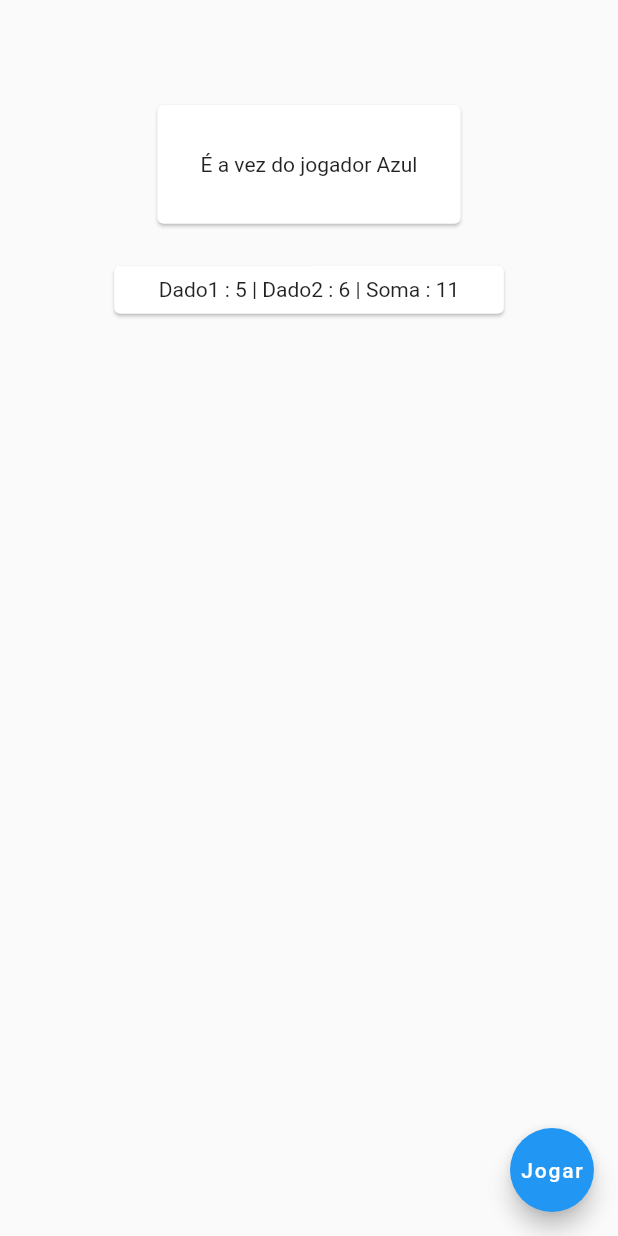
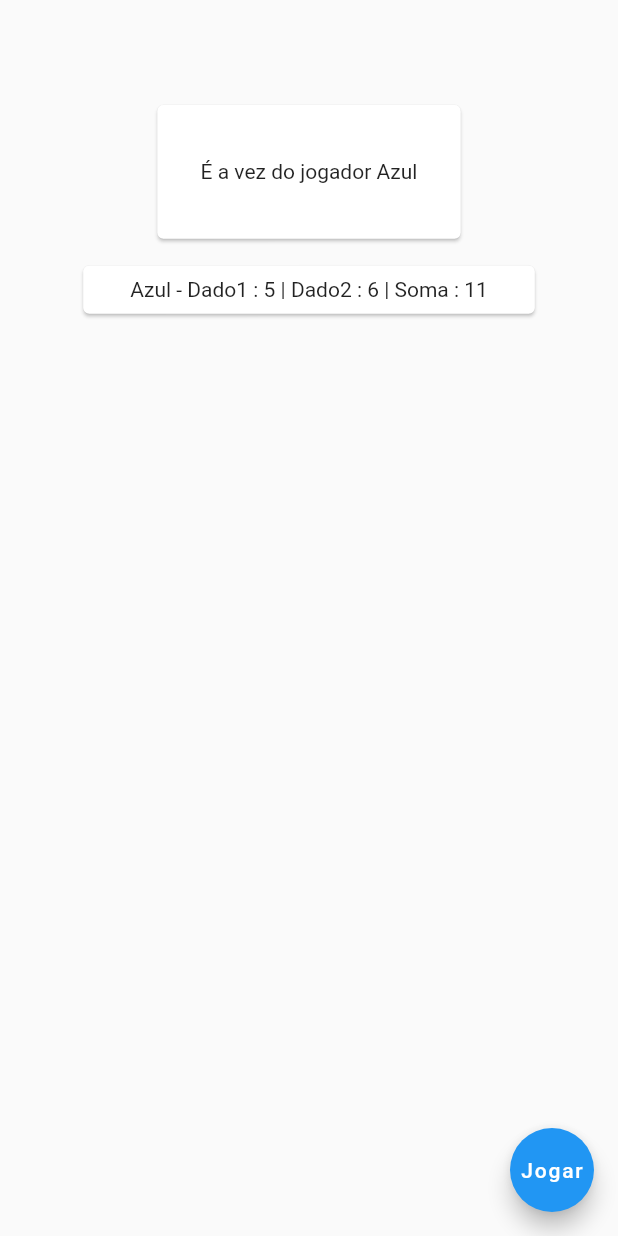
Before and after one commit to NityanandaBarbosa/Snakes-and-Ladders, a Flutter app: the screen it shows after launch, after a tap on "Jogar", on a phone screen of 412 x 824 dp. Run offline on Flutter 3.47's test engine with Material 2 defaults, Android fonts, the phone set to English and light mode, and no system bars; our stand-ins replace flutter_mobx, flutter_modular, mobx; missing offline and left inert: edge_alerts; generated files the repository leaves out were written again.

```diff
--- a/lib/app/modules/home/entities/CobrasEscadas.dart
+++ b/lib/app/modules/home/entities/CobrasEscadas.dart
@@ -8,19 +8,28 @@ class CobrasEscadas {
   final isDicesBlocked = Observable<bool>(false);
   final player1Index = Observable<int>(0);
   final player2Index = Observable<int>(0);
-  final dicesResultLabel = Observable<String>("");
+  final dicesPlayer1ResultLabel = Observable<String>("");
+  final dicesPlayer2ResultLabel = Observable<String>("");
+  final hasWinner = Observable<bool>(false);
+  int dado1;
+  int dado2;
 
   int jogar() {
     Random random = Random();
-    int dado1 = random.nextInt(6) + 1;
-    int dado2 = random.nextInt(6) + 1;
+    dado1 = random.nextInt(6) + 1;
+    dado2 = random.nextInt(6) + 1;
     runInAction(() {
       isDicesBlocked.value = true;
       equalsDice.value = false;
       if (dado1 == dado2) equalsDice.value = true;
-      dicesResultLabel.value = "Dado1 : $dado1 | Dado2 : $dado2 | Soma : ${dado1+dado2}";
+      if(isPlayer1.value)
+      dicesPlayer1ResultLabel.value =
+          "Dado1 : $dado1 | Dado2 : $dado2 | Soma : ${dado1 + dado2}";
+      else
+        dicesPlayer2ResultLabel.value =
+          "Dado1 : $dado1 | Dado2 : $dado2 |\nSoma : ${dado1 + dado2}";
+
     });
-    print("soma $dado1 + $dado2");
     return dado1 + dado2;
   }
 }
--- a/lib/app/modules/home/home_page.dart
+++ b/lib/app/modules/home/home_page.dart
@@ -25,6 +25,8 @@ class _HomePageState extends ModularState<HomePage, HomeStore> {
   List<Widget> listOfStepChanged = [];
   final listLines = <Widget>[];
   final showLines = Observable<bool>(false);
+  final snakeAndLadderDelay = Duration(milliseconds: 1500);
+  final playerDelay = Duration(milliseconds: 250);
 
   @override
   void initState() {
@@ -77,17 +79,21 @@ class _HomePageState extends ModularState<HomePage, HomeStore> {
       floatingActionButton: Observer(builder: (_) {
         return FloatingActionButton(
             child: Text("Jogar"),
-            onPressed: !dice.isDicesBlocked.value
+            onPressed: !dice.hasWinner.value
+                ? !dice.isDicesBlocked.value
                     ? (() async {
                         await movePlayer(dice.jogar());
                         runInAction(() {
                           dice.isDicesBlocked.value = false;
                           if (!dice.equalsDice.value)
+                            if(!dice.hasWinner.value)
                               dice.isPlayer1.value = !dice.isPlayer1.value;
-                      dice.dicesResultLabel.value = "";
                         });
                       })
-                : null);
+                    : null
+                : (() {
+                    store.endGame(dice);
+                  }));
       }),
     );
   }
@@ -138,7 +144,6 @@ class _HomePageState extends ModularState<HomePage, HomeStore> {
             foregroundPainter: LadderPainter(top: top, bottom: bottom),
           ));
         });
-        print("List of lines size : ${listLines.length}");
         showLines.value = true;
       });
     }
@@ -146,15 +151,16 @@ class _HomePageState extends ModularState<HomePage, HomeStore> {
 
   Widget messageShow(height, width) {
     return Container(
-      padding: EdgeInsets.fromLTRB(0, 0, 0, 20),
+      padding: EdgeInsets.fromLTRB(0, 0, 0, 10),
       height: height * 0.13,
       width: width * 0.51,
       child: Card(
         child: Padding(
           padding: EdgeInsets.fromLTRB(4, 0, 4, 0),
           child: Center(
-            child: Text(
-                "${dice.equalsDice.value && !dice.isDicesBlocked.value ? "Jogue novamente" : "É a vez do jogador"} ${dice.isPlayer1.value ? "Azul" : "Laranja"}"),
+            child: Text(!dice.hasWinner.value
+                ? "${dice.equalsDice.value && !dice.isDicesBlocked.value ? "Jogue novamente" : "É a vez do jogador"} ${dice.isPlayer1.value ? "Azul" : "Laranja"}"
+                : "Jogador ${dice.isPlayer1.value ? "Azul" : "Laranja"} Venceu!"),
           ),
         ),
       ),
@@ -162,25 +168,43 @@ class _HomePageState extends ModularState<HomePage, HomeStore> {
   }
 
   Widget dicesResult(width) {
-    return Visibility(
-      visible: dice.dicesResultLabel.value.isNotEmpty,
+    return Wrap(
+      // crossAxisAlignment: CrossAxisAlignment.start,
+      children: [
+        Visibility(
+          visible: dice.dicesPlayer1ResultLabel.value.isNotEmpty,
           child: Container(
-        padding: EdgeInsets.fromLTRB(0, 0, 0, 20),
-        width: width * 0.65,
+            width: width * 0.75,
             child: Card(
               child: Padding(
                 padding: const EdgeInsets.all(8.0),
                 child: Center(
-              child: Text(dice.dicesResultLabel.value),
+                  child: Text("Azul - ${dice.dicesPlayer1ResultLabel.value}"),
                 ),
               ),
             ),
           ),
+        ),
+        Visibility(
+          visible: dice.dicesPlayer2ResultLabel.value.isNotEmpty,
+          child: Container(
+            width: width * 0.75,
+            child: Card(
+              child: Padding(
+                padding: const EdgeInsets.all(8.0),
+                child: Center(
+                  child:
+                      Text("Laranja - ${dice.dicesPlayer2ResultLabel.value}"),
+                ),
+              ),
+            ),
+          ),
+        ),
+      ],
     );
   }
 
   Future<void> isSnakeHead(int index) async {
-    final delay = Duration(milliseconds: 1500);
     if (store.snakesMap[index] != null) {
       runInAction(() {
         store.trap.value = GameTrap(
@@ -188,7 +212,7 @@ class _HomePageState extends ModularState<HomePage, HomeStore> {
                 "O jogador parou na cabeça de um cobra! Será movido para casa ${store.snakesMap[index].bottomIndex}",
             type: "Cobra");
       });
-      await Future.delayed(delay, () {
+      await Future.delayed(snakeAndLadderDelay, () {
         runInAction(() {
           if (dice.isPlayer1.value) {
             listOfStep[dice.player1Index.value].isHidePlayer1.value = true;
@@ -199,7 +223,7 @@ class _HomePageState extends ModularState<HomePage, HomeStore> {
           }
         });
       });
-      await Future.delayed(delay, () {
+      await Future.delayed(snakeAndLadderDelay, () {
         runInAction(() {
           if (dice.isPlayer1.value) {
             listOfStep[dice.player1Index.value].isHidePlayer1.value = false;
@@ -212,7 +236,6 @@ class _HomePageState extends ModularState<HomePage, HomeStore> {
   }
 
   Future<void> isLadderBottom(int index) async {
-    final delay = Duration(milliseconds: 1500);
     if (store.laddersMap[index] != null) {
       runInAction(() {
         store.trap.value = GameTrap(
@@ -220,7 +243,7 @@ class _HomePageState extends ModularState<HomePage, HomeStore> {
                 "O jogador parou em um escada! Será movido para casa ${store.laddersMap[index].topIndex}",
             type: "Escada");
       });
-      await Future.delayed(delay, () {
+      await Future.delayed(snakeAndLadderDelay, () {
         runInAction(() {
           if (dice.isPlayer1.value) {
             listOfStep[dice.player1Index.value].isHidePlayer1.value = true;
@@ -231,7 +254,7 @@ class _HomePageState extends ModularState<HomePage, HomeStore> {
           }
         });
       });
-      await Future.delayed(delay, () {
+      await Future.delayed(snakeAndLadderDelay, () {
         runInAction(() {
           if (dice.isPlayer1.value) {
             listOfStep[dice.player1Index.value].isHidePlayer1.value = false;
@@ -244,23 +267,24 @@ class _HomePageState extends ModularState<HomePage, HomeStore> {
   }
 
   Future<void> movePlayer(int sumDices) async {
-    final delay = Duration(milliseconds: 350);
+    bool goBack = false;
     int currentIndex = 0;
     for (int i = 0; i < sumDices; i++) {
-      await Future.delayed(delay, () {
+      if (currentIndex >= 100) goBack = true;
+      await Future.delayed(playerDelay, () {
         runInAction(() {
           if (dice.isPlayer1.value) {
             listOfStep[dice.player1Index.value].isHidePlayer1.value = true;
-            dice.player1Index.value++;
+            !goBack ? dice.player1Index.value++ : dice.player1Index.value -= 1;
             currentIndex = dice.player1Index.value + 1;
           } else {
             listOfStep[dice.player2Index.value].isHidePlayer2.value = true;
-            dice.player2Index.value++;
+            !goBack ? dice.player2Index.value++ : dice.player2Index.value -= 1;
             currentIndex = dice.player2Index.value + 1;
           }
         });
       });
-      await Future.delayed(delay, () {
+      await Future.delayed(playerDelay, () {
         runInAction(() {
           if (dice.isPlayer1.value) {
             listOfStep[dice.player1Index.value].isHidePlayer1.value = false;
@@ -270,6 +294,11 @@ class _HomePageState extends ModularState<HomePage, HomeStore> {
         });
       });
     }
+    if (dice.player1Index.value == 99 || dice.player2Index.value == 99) {
+      runInAction(() {
+        dice.hasWinner.value = true;
+      });
+    }
     await this.isLadderBottom(currentIndex);
     await this.isSnakeHead(currentIndex);
   }
--- a/lib/app/modules/home/home_store.dart
+++ b/lib/app/modules/home/home_store.dart
@@ -9,7 +9,6 @@ part 'home_store.g.dart';
 class HomeStore = HomeStoreBase with _$HomeStore;
 
 abstract class HomeStoreBase with Store {
-
   final trap = Observable<GameTrap>(GameTrap(message: "initGame"));
 
   final snakesMap = {
@@ -67,4 +66,15 @@ abstract class HomeStoreBase with Store {
       listOfIndexSorted.add(i);
     }
   }
+
+  void endGame(CobrasEscadas dice) {
+    if (dice.hasWinner.value) {
+      runInAction(() {
+        trap.value = GameTrap(
+          message: "O jogo acabou!",
+          type: "Fim"
+        );
+      });
+    }
+  }
 }
```
Lines whose indentation alone changed are shown as unchanged.
